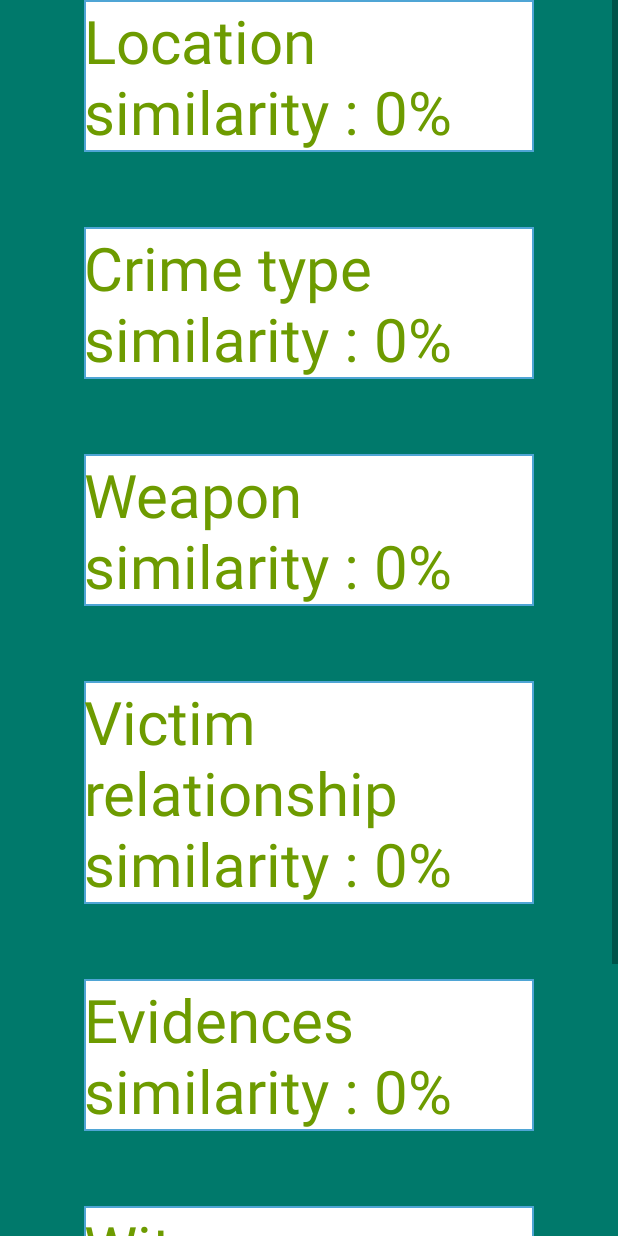
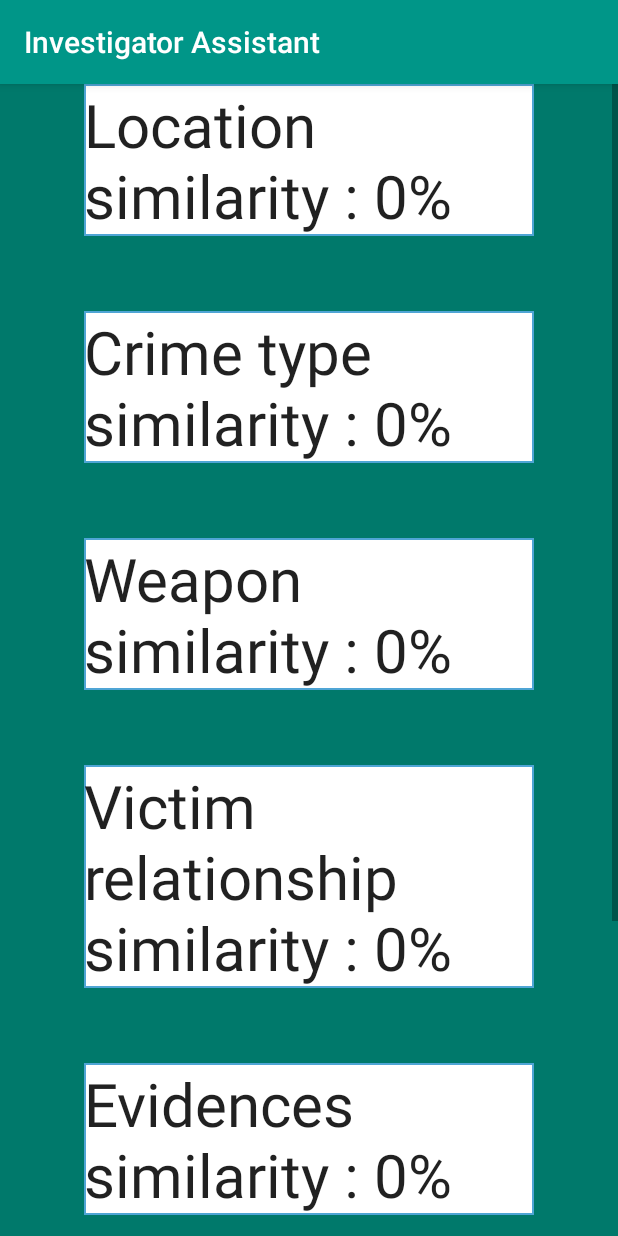
Before and after one commit to alshekaili50/SCD, an Android app: the SCD_details screen opened directly, with no data from a screen before it, on a phone screen of 412 x 824 dp. Run offline under Robolectric (Android 15) with nearby library versions, the phone set to English and light mode, and no system bars; network calls fail; 7 statements that could not run were skipped.

Commit message:
*Added and fixed design elements

```diff
--- a/app/src/main/java/com/IEEE/SCD/SCD_feed.java
+++ b/app/src/main/java/com/IEEE/SCD/SCD_feed.java
@@ -2,6 +2,7 @@ package com.IEEE.SCD;
 
 import android.app.Activity;
 import android.os.Bundle;
+import android.support.v7.app.AppCompatActivity;
 import android.widget.ListView;
 import android.widget.Toast;
 
@@ -19,7 +20,7 @@ import org.json.JSONObject;
 import java.util.ArrayList;
 import java.util.List;
 
-public class SCD_feed extends Activity {
+public class SCD_feed extends AppCompatActivity {
 
     private static final String tag = news_feed.class.getSimpleName();
      String url ;
--- a/app/src/main/java/com/IEEE/SCD/add_case.java
+++ b/app/src/main/java/com/IEEE/SCD/add_case.java
@@ -25,7 +25,6 @@ import android.widget.Spinner;
 import android.widget.TextView;
 import android.widget.TimePicker;
 import android.widget.Toast;
-
 import com.android.volley.Request;
 import com.android.volley.RequestQueue;
 import com.android.volley.Response;
@@ -38,11 +37,9 @@ import com.google.android.gms.location.places.Place;
 import com.google.android.gms.location.places.ui.PlacePicker;
 import com.google.android.gms.maps.model.LatLng;
 import com.gordonwong.materialsheetfab.MaterialSheetFab;
-
 import org.json.JSONArray;
 import org.json.JSONException;
 import org.json.JSONObject;
-
 import java.util.ArrayList;
 import java.util.Arrays;
 import java.util.Calendar;
--- a/app/src/main/java/com/IEEE/SCD/manage_cases.java
+++ b/app/src/main/java/com/IEEE/SCD/manage_cases.java
@@ -26,14 +26,12 @@ import android.widget.ListView;
 import android.widget.PopupWindow;
 import android.widget.TextView;
 import android.widget.Toast;
-
 import com.android.volley.Request;
 import com.android.volley.RequestQueue;
 import com.android.volley.Response;
 import com.android.volley.VolleyError;
 import com.android.volley.toolbox.StringRequest;
 import com.android.volley.toolbox.Volley;
-
 import org.apache.http.HttpEntity;
 import org.apache.http.HttpResponse;
 import org.apache.http.NameValuePair;
@@ -46,7 +44,6 @@ import org.apache.http.impl.client.DefaultHttpClient;
 import org.json.JSONArray;
 import org.json.JSONException;
 import org.json.JSONObject;
-
 import java.io.BufferedReader;
 import java.io.IOException;
 import java.io.InputStream;
--- a/app/src/main/java/com/IEEE/SCD/navigation.java
+++ b/app/src/main/java/com/IEEE/SCD/navigation.java
@@ -408,8 +408,8 @@ public class navigation extends AppCompatActivity
         Fab fab = (Fab) findViewById(R.id.fab);
         View sheetView = findViewById(R.id.fab_sheet);
         View overlay = findViewById(R.id.overlay);
-        int sheetColor = getResources().getColor(R.color.background_card);
-        int fabColor = getResources().getColor(R.color.theme_accent);
+        int sheetColor = getResources().getColor(R.color.colorPrimaryDark);
+        int fabColor = getResources().getColor(R.color.colorPrimary);
 
         // Create material sheet FAB
         materialSheetFab = new MaterialSheetFab<>(fab, sheetView, overlay, sheetColor, fabColor);
--- a/app/src/main/res/layout/activity_case_details.xml
+++ b/app/src/main/res/layout/activity_case_details.xml
@@ -2,6 +2,7 @@
 
 <RelativeLayout xmlns:android="http://schemas.android.com/apk/res/android"
                 android:layout_width="match_parent"
+    android:background="@color/colorPrimary"
                 android:layout_height="match_parent" >
 
     <com.google.android.gms.maps.MapView
--- a/app/src/main/res/layout/activity_navigation.xml
+++ b/app/src/main/res/layout/activity_navigation.xml
@@ -39,7 +39,7 @@
             android:layout_alignParentEnd="true"
             android:layout_alignParentRight="true"
             app:backgroundTint="@color/colorPrimary"
-            app:rippleColor="@color/background_card"
+            app:rippleColor="@color/colorPrimaryDark"
             android:layout_width="wrap_content"/>
 
         <!-- Overlay that dims the screen -->
--- a/app/src/main/res/layout/activity_news_feed.xml
+++ b/app/src/main/res/layout/activity_news_feed.xml
@@ -2,7 +2,8 @@
 <LinearLayout xmlns:android="http://schemas.android.com/apk/res/android"
               android:layout_width="fill_parent"
               android:layout_height="fill_parent"
-              android:orientation="vertical" >
+    android:background="@color/colorPrimary"
+    android:orientation="vertical" >
 
     <ListView
         android:id="@+id/list"
--- a/app/src/main/res/layout/nav_header_navigation.xml
+++ b/app/src/main/res/layout/nav_header_navigation.xml
@@ -4,14 +4,13 @@
     xmlns:app="http://schemas.android.com/apk/res-auto"
     android:layout_width="match_parent"
     android:layout_height="@dimen/nav_header_height"
-    android:background="@drawable/side_nav_bar"
+    android:background="@color/colorPrimaryDark"
     android:gravity="bottom"
     android:orientation="vertical"
     android:paddingBottom="@dimen/activity_vertical_margin"
     android:paddingLeft="@dimen/activity_horizontal_margin"
     android:paddingRight="@dimen/activity_horizontal_margin"
-    android:paddingTop="@dimen/activity_vertical_margin"
-    android:theme="@style/ThemeOverlay.AppCompat.Dark">
+    android:paddingTop="@dimen/activity_vertical_margin">
 
     <ImageView
         android:id="@+id/imageView"
--- a/app/src/main/res/layout/news_item.xml
+++ b/app/src/main/res/layout/news_item.xml
@@ -10,9 +10,9 @@
         android:layout_height="match_parent"
         android:layout_gravity="center"
         android:layout_margin="@dimen/card_margin"
-        android:background="@color/holo_green_light"
+        android:background="@color/colorPrimary"
         android:elevation="3dp"
-        card_view:cardBackgroundColor="@android:color/holo_green_light"
+        card_view:cardBackgroundColor="@color/colorPrimaryDark"
         card_view:cardCornerRadius="@dimen/card_album_radius">
 
         <RelativeLayout
--- a/app/src/main/res/layout/scd_details.xml
+++ b/app/src/main/res/layout/scd_details.xml
@@ -12,7 +12,7 @@
                     android:layout_height="match_parent">
         <TextView
             android:textSize="40dp"
-            android:textColor="@color/mb_green_dark"
+            android:textColor="@color/text_black_87"
             android:background="@drawable/border"
             android:id="@+id/avg_location"
             android:layout_width="300dp"
@@ -23,7 +23,7 @@
             android:layout_centerHorizontal="true"
 
             android:textSize="40dp"
-            android:textColor="@color/mb_green_dark"
+            android:textColor="@color/text_black_87"
             android:background="@drawable/border"
             android:id="@+id/avg_type"
             android:layout_width="300dp"
@@ -35,7 +35,7 @@
             android:layout_centerHorizontal="true"
 
             android:textSize="40dp"
-            android:textColor="@color/mb_green_dark"
+            android:textColor="@color/text_black_87"
             android:background="@drawable/border"
             android:layout_marginTop="50dp"
             android:layout_below="@+id/avg_type"
@@ -47,7 +47,7 @@
             android:layout_centerHorizontal="true"
 
             android:textSize="40dp"
-            android:textColor="@color/mb_green_dark"
+            android:textColor="@color/text_black_87"
             android:background="@drawable/border"
             android:id="@+id/avg_victims"
             android:layout_width="300dp"
@@ -60,7 +60,7 @@
             android:layout_centerHorizontal="true"
 
             android:textSize="40dp"
-            android:textColor="@color/mb_green_dark"
+            android:textColor="@color/text_black_87"
             android:background="@drawable/border"
             android:id="@+id/avg_evidences"
             android:layout_width="300dp"
@@ -72,7 +72,7 @@
             android:layout_centerHorizontal="true"
 
             android:textSize="40dp"
-            android:textColor="@color/mb_green_dark"
+            android:textColor="@color/text_black_87"
             android:background="@drawable/border"
             android:id="@+id/avg_witness"
             android:layout_width="300dp"
@@ -84,7 +84,7 @@
             android:layout_centerHorizontal="true"
 
             android:textSize="40dp"
-            android:textColor="@color/mb_green_dark"
+            android:textColor="@color/text_black_87"
             android:background="@drawable/border"
             android:id="@+id/avg_overall"
             android:layout_width="300dp"
--- a/app/src/main/res/values/colors.xml
+++ b/app/src/main/res/values/colors.xml
@@ -3,8 +3,6 @@
 
     <color name="text_white_87">#deFFFFFF</color>
     <color name="text_black_87">#de000000</color>
-
-
     <color name="colorPrimary">#009688</color>
     <color name="colorPrimaryDark">#00796B</color>
     <color name="colorAccent">#8BC34A</color>
@@ -45,7 +43,6 @@
     <dimen name="mb_height_4">4dp</dimen>
     <integer name="mb_animation">250</integer>
     <string name="mb_button">SIGN IN</string>
-
     <color name="viewBg">#f1f5f8</color>
     <color name="album_title">#4c4c4c</color>
     <color name="theme_accent">#FFEB3B</color>
--- a/build.gradle
+++ b/build.gradle
@@ -5,7 +5,7 @@ buildscript {
         jcenter()
     }
     dependencies {
-        classpath 'com.android.tools.build:gradle:2.3.0'
+        classpath 'com.android.tools.build:gradle:2.3.1'
 
         // NOTE: Do not place your application dependencies here; they belong
         // in the individual module build.gradle files
```
Also changed, not shown: app/src/main/AndroidManifest.xml (+6 -20 lines), app/src/main/res/layout/nav_header_options.xml (deleted, +0 -35 lines), app/src/main/res/layout/scd_item.xml (+4 -3 lines), app/src/main/res/layout/view_case.xml (+0 -8 lines). Lines whose indentation alone changed are shown as unchanged.
